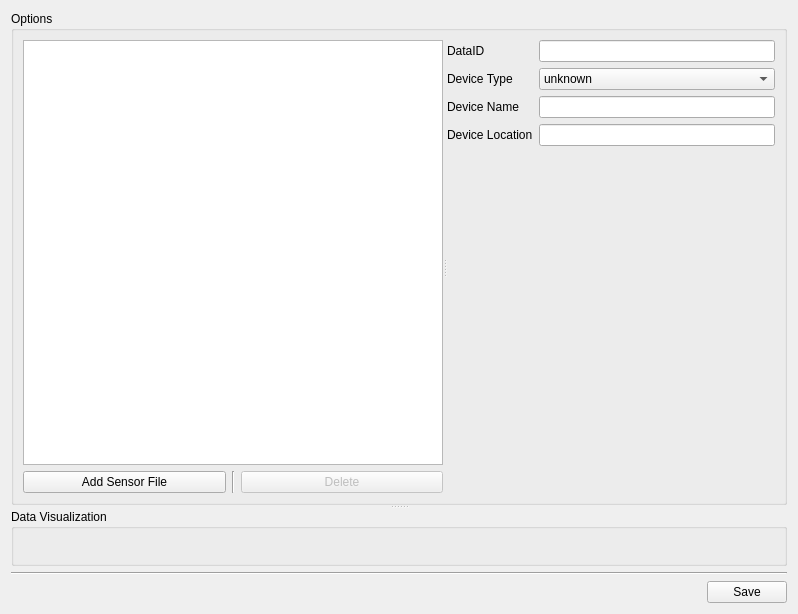
Qt form src/gui/ui/sensor_set_manager_mdi.ui (acnazarejr/vsdt) before a commit.
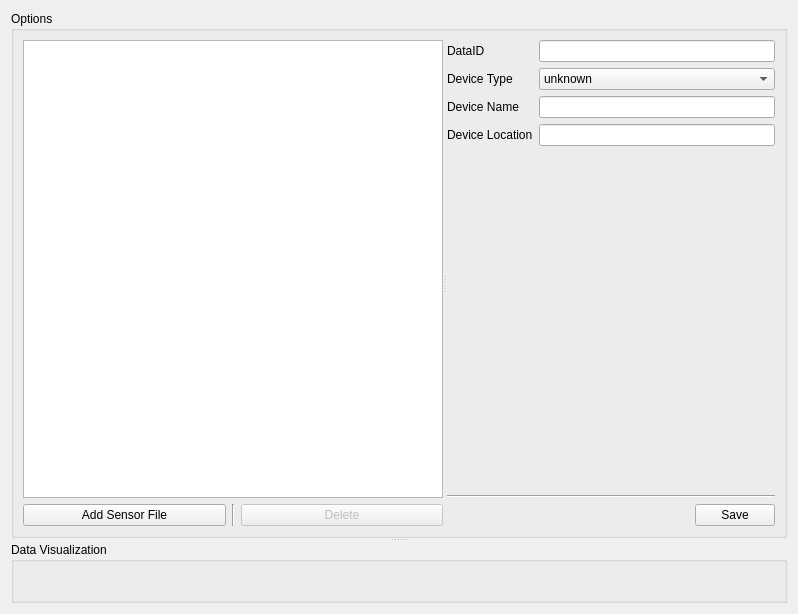
The same form after that commit. Icons and pictures are not drawn.

What changed in the file:
```diff
--- a/src/gui/ui/sensor_set_manager_mdi.ui
+++ b/src/gui/ui/sensor_set_manager_mdi.ui
@@ -97,6 +97,8 @@
           </layout>
          </widget>
          <widget class="QWidget" name="horizontalLayoutWidget">
+          <layout class="QVBoxLayout" name="verticalLayout_4">
+           <item>
           <layout class="QFormLayout" name="formLayout">
            <item row="0" column="0">
             <widget class="QLabel" name="dataIDLabel">
@@ -155,17 +157,19 @@
             <widget class="QLineEdit" name="deviceLocationField"/>
            </item>
           </layout>
-         </widget>
-        </widget>
-       </item>
-      </layout>
-     </widget>
-     <widget class="QGroupBox" name="dataVisualizationGroup">
-      <property name="title">
-       <string>Data Visualization</string>
-      </property>
-     </widget>
-    </widget>
+           </item>
+           <item>
+            <spacer name="verticalSpacer">
+             <property name="orientation">
+              <enum>Qt::Vertical</enum>
+             </property>
+             <property name="sizeHint" stdset="0">
+              <size>
+               <width>20</width>
+               <height>40</height>
+              </size>
+             </property>
+            </spacer>
    </item>
    <item>
     <widget class="Line" name="horizontalLine">
@@ -204,6 +208,19 @@
       </widget>
      </item>
     </layout>
+           </item>
+          </layout>
+         </widget>
+        </widget>
+       </item>
+      </layout>
+     </widget>
+     <widget class="QGroupBox" name="dataVisualizationGroup">
+      <property name="title">
+       <string>Data Visualization</string>
+      </property>
+     </widget>
+    </widget>
    </item>
   </layout>
  </widget>
```
Left out of the diff: 28 changed lines with no effect on the pictures. Lines whose indentation alone changed are shown as unchanged.
